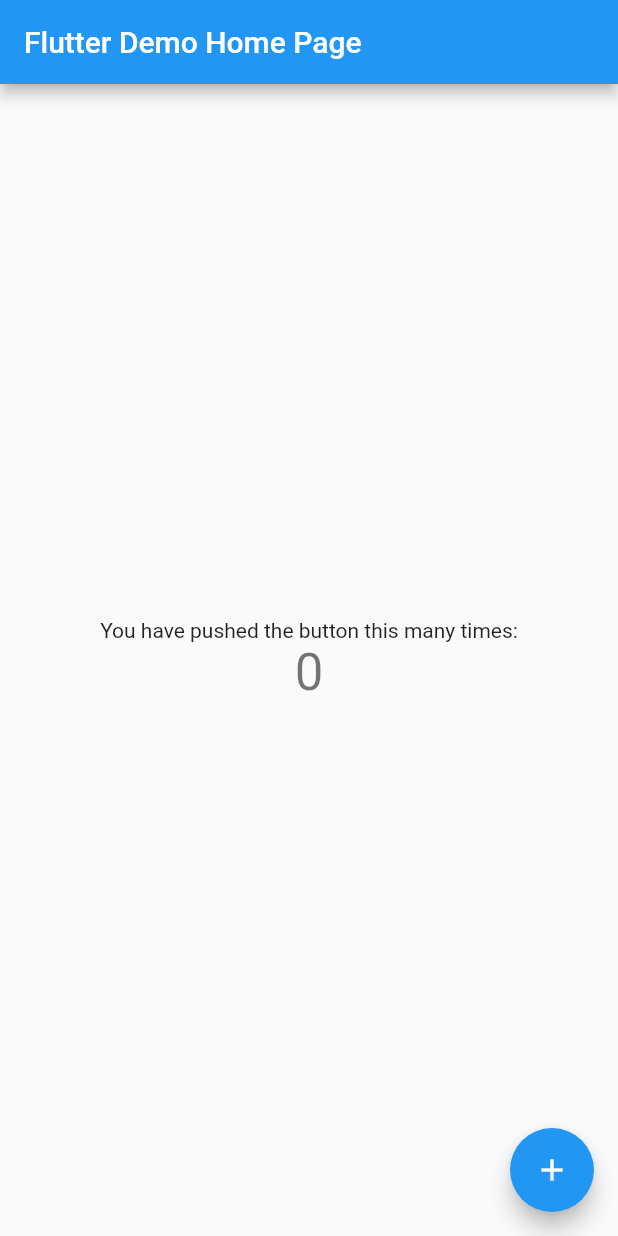
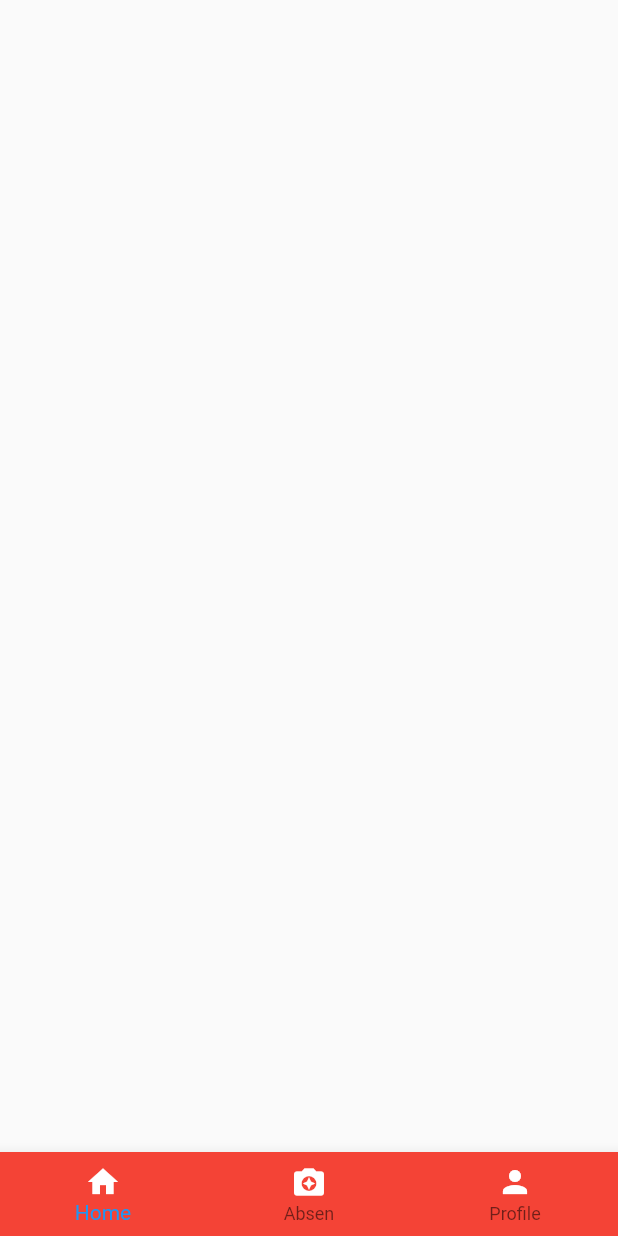
Before and after one commit to HemloWorld/final-smm-mobile, a Flutter app: the screen it shows after launch, on a phone screen of 412 x 824 dp. Run offline on Flutter 3.47's test engine with Material 2 defaults, Android fonts, the phone set to English and light mode, and no system bars.

Commit message:
Edited main.dart and added home_screen.dart

```diff
--- a/lib/main.dart
+++ b/lib/main.dart
@@ -1,111 +1,14 @@
+import 'package:final_project_mobile_app/screen/home_screen.dart';
 import 'package:flutter/material.dart';
 
 void main() => runApp(MyApp());
 
 class MyApp extends StatelessWidget {
-  // This widget is the root of your application.
   @override
   Widget build(BuildContext context) {
     return MaterialApp(
-      title: 'Flutter Demo',
-      theme: ThemeData(
-        // This is the theme of your application.
-        //
-        // Try running your application with "flutter run". You'll see the
-        // application has a blue toolbar. Then, without quitting the app, try
-        // changing the primarySwatch below to Colors.green and then invoke
-        // "hot reload" (press "r" in the console where you ran "flutter run",
-        // or simply save your changes to "hot reload" in a Flutter IDE).
-        // Notice that the counter didn't reset back to zero; the application
-        // is not restarted.
-        primarySwatch: Colors.blue,
-      ),
-      home: MyHomePage(title: 'Flutter Demo Home Page'),
+      title: 'Sinarmas employee app',
+      home: HomeScreen(),
     );
   }
 }
-
-class MyHomePage extends StatefulWidget {
-  MyHomePage({Key key, this.title}) : super(key: key);
-
-  // This widget is the home page of your application. It is stateful, meaning
-  // that it has a State object (defined below) that contains fields that affect
-  // how it looks.
-
-  // This class is the configuration for the state. It holds the values (in this
-  // case the title) provided by the parent (in this case the App widget) and
-  // used by the build method of the State. Fields in a Widget subclass are
-  // always marked "final".
-
-  final String title;
-
-  @override
-  _MyHomePageState createState() => _MyHomePageState();
-}
-
-class _MyHomePageState extends State<MyHomePage> {
-  int _counter = 0;
-
-  void _incrementCounter() {
-    setState(() {
-      // This call to setState tells the Flutter framework that something has
-      // changed in this State, which causes it to rerun the build method below
-      // so that the display can reflect the updated values. If we changed
-      // _counter without calling setState(), then the build method would not be
-      // called again, and so nothing would appear to happen.
-      _counter++;
-    });
-  }
-
-  @override
-  Widget build(BuildContext context) {
-    // This method is rerun every time setState is called, for instance as done
-    // by the _incrementCounter method above.
-    //
-    // The Flutter framework has been optimized to make rerunning build methods
-    // fast, so that you can just rebuild anything that needs updating rather
-    // than having to individually change instances of widgets.
-    return Scaffold(
-      appBar: AppBar(
-        // Here we take the value from the MyHomePage object that was created by
-        // the App.build method, and use it to set our appbar title.
-        title: Text(widget.title),
-      ),
-      body: Center(
-        // Center is a layout widget. It takes a single child and positions it
-        // in the middle of the parent.
-        child: Column(
-          // Column is also a layout widget. It takes a list of children and
-          // arranges them vertically. By default, it sizes itself to fit its
-          // children horizontally, and tries to be as tall as its parent.
-          //
-          // Invoke "debug painting" (press "p" in the console, choose the
-          // "Toggle Debug Paint" action from the Flutter Inspector in Android
-          // Studio, or the "Toggle Debug Paint" command in Visual Studio Code)
-          // to see the wireframe for each widget.
-          //
-          // Column has various properties to control how it sizes itself and
-          // how it positions its children. Here we use mainAxisAlignment to
-          // center the children vertically; the main axis here is the vertical
-          // axis because Columns are vertical (the cross axis would be
-          // horizontal).
-          mainAxisAlignment: MainAxisAlignment.center,
-          children: <Widget>[
-            Text(
-              'You have pushed the button this many times:',
-            ),
-            Text(
-              '$_counter',
-              style: Theme.of(context).textTheme.display1,
-            ),
-          ],
-        ),
-      ),
-      floatingActionButton: FloatingActionButton(
-        onPressed: _incrementCounter,
-        tooltip: 'Increment',
-        child: Icon(Icons.add),
-      ), // This trailing comma makes auto-formatting nicer for build methods.
-    );
-  }
-}
--- /dev/null
+++ b/lib/screen/home_screen.dart
@@ -0,0 +1,54 @@
+import 'package:flutter/material.dart';
+
+class HomeScreen extends StatefulWidget {
+  @override
+  _HomeScreenState createState() => _HomeScreenState();
+}
+
+class _HomeScreenState extends State<HomeScreen> {
+  int _currentIndex = 0;
+
+  final tabs = [
+    Center(child: Text('Home')),
+    Center(child: Text('Absen')),
+    Center(child: Text('Profile'))
+  ];
+
+  @override
+  Widget build(BuildContext context) {
+    return Scaffold(
+      bottomNavigationBar: BottomNavigationBar(
+        backgroundColor: Colors.red,
+        currentIndex: _currentIndex,
+        items: [
+          BottomNavigationBarItem(
+            icon: Icon(
+              Icons.home,
+              color: Colors.white),
+            title: Text('Home'),
+            backgroundColor: Colors.red
+          ),
+          BottomNavigationBarItem(
+            icon: Icon(
+              Icons.camera_enhance,
+              color: Colors.white,),
+            title: Text('Absen'),
+            backgroundColor: Colors.red
+          ),
+          BottomNavigationBarItem(
+            icon: Icon(
+              Icons.person,
+              color: Colors.white,),
+            title: Text('Profile'),
+            backgroundColor: Colors.red
+          )
+        ],
+        onTap: (index) {
+          setState(() {
+            _currentIndex = index;
+          });
+        } ,
+      ),
+    );
+  }
+}
```
